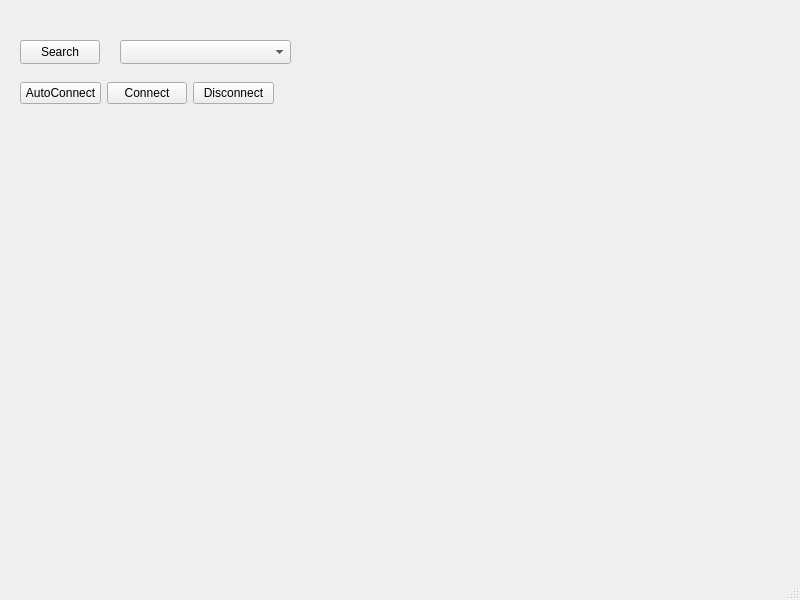
This is LFControlAppQt/mainwindow.ui in konrad1s/LineFollower-Kwark as Qt 5 draws it before an edit. The edited form follows.
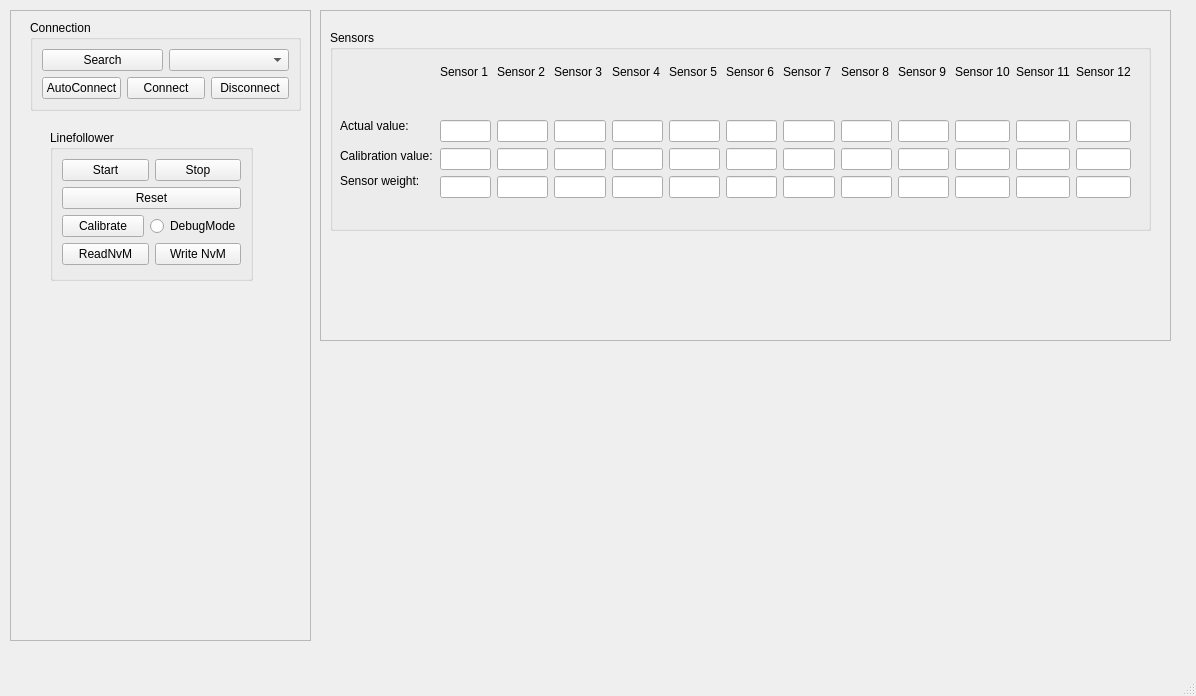
This is the edited form. Custom widgets are drawn as their Qt base class.

Commit message: UI design updated, added linefollower control and sensors sections

What changed in the file:
```diff
--- a/LFControlAppQt/mainwindow.ui
+++ b/LFControlAppQt/mainwindow.ui
@@ -6,69 +6,959 @@
    <rect>
     <x>0</x>
     <y>0</y>
-    <width>800</width>
-    <height>600</height>
+    <width>1196</width>
+    <height>696</height>
    </rect>
   </property>
   <property name="windowTitle">
    <string>MainWindow</string>
   </property>
   <widget class="QWidget" name="centralwidget">
-   <widget class="QPushButton" name="pushButtonSearch">
+   <widget class="QFrame" name="frame_2">
     <property name="geometry">
      <rect>
-      <x>20</x>
-      <y>40</y>
-      <width>80</width>
-      <height>24</height>
+      <x>10</x>
+      <y>10</y>
+      <width>301</width>
+      <height>631</height>
      </rect>
     </property>
-    <property name="text">
-     <string>Search</string>
+    <property name="frameShape">
+     <enum>QFrame::Shape::StyledPanel</enum>
     </property>
-   </widget>
-   <widget class="QComboBox" name="comboBoxDevices">
-    <property name="geometry">
-     <rect>
-      <x>120</x>
-      <y>40</y>
-      <width>171</width>
-      <height>24</height>
-     </rect>
+    <property name="frameShadow">
+     <enum>QFrame::Shadow::Raised</enum>
     </property>
+    <widget class="QGroupBox" name="groupBox">
+     <property name="geometry">
+      <rect>
+       <x>20</x>
+       <y>10</y>
+       <width>271</width>
+       <height>91</height>
+      </rect>
+     </property>
+     <property name="title">
+      <string>Connection</string>
+     </property>
+     <layout class="QVBoxLayout" name="verticalLayout">
+      <item>
+       <layout class="QGridLayout" name="gridLayout">
+        <item row="1" column="0" colspan="2">
+         <layout class="QHBoxLayout" name="horizontalLayout">
+          <item>
+           <widget class="QPushButton" name="pushButtonAutoConnect">
+            <property name="text">
+             <string>AutoConnect</string>
+            </property>
+           </widget>
+          </item>
+          <item>
+           <widget class="QPushButton" name="pushButtonConnect">
+            <property name="text">
+             <string>Connect</string>
+            </property>
+           </widget>
+          </item>
+          <item>
+           <widget class="QPushButton" name="pushButtonDisconnect">
+            <property name="text">
+             <string>Disconnect</string>
+            </property>
+           </widget>
+          </item>
+         </layout>
+        </item>
+        <item row="0" column="0">
+         <widget class="QPushButton" name="pushButtonSearch">
+          <property name="text">
+           <string>Search</string>
+          </property>
+         </widget>
+        </item>
+        <item row="0" column="1">
+         <widget class="QComboBox" name="comboBoxDevices"/>
+        </item>
+       </layout>
+      </item>
+     </layout>
+    </widget>
+    <widget class="QGroupBox" name="groupBox_2">
+     <property name="geometry">
+      <rect>
+       <x>40</x>
+       <y>120</y>
+       <width>203</width>
+       <height>151</height>
+      </rect>
+     </property>
+     <property name="title">
+      <string>Linefollower</string>
+     </property>
+     <layout class="QVBoxLayout" name="verticalLayout_2">
+      <item>
+       <layout class="QHBoxLayout" name="horizontalLayout_2">
+        <item>
+         <widget class="QPushButton" name="pushButtonStart">
+          <property name="text">
+           <string>Start</string>
+          </property>
+         </widget>
+        </item>
+        <item>
+         <widget class="QPushButton" name="pushButtonStop">
+          <property name="text">
+           <string>Stop</string>
+          </property>
+         </widget>
+        </item>
+       </layout>
+      </item>
+      <item>
+       <widget class="QPushButton" name="pushButtonReset">
+        <property name="text">
+         <string>Reset</string>
+        </property>
+       </widget>
+      </item>
+      <item>
+       <layout class="QHBoxLayout" name="horizontalLayout_3">
+        <item>
+         <widget class="QPushButton" name="pushButtonCalibrate">
+          <property name="text">
+           <string>Calibrate</string>
+          </property>
+         </widget>
+        </item>
+        <item>
+         <widget class="QRadioButton" name="radioButtonDebugMode">
+          <property name="text">
+           <string>DebugMode</string>
+          </property>
+         </widget>
+        </item>
+       </layout>
+      </item>
+      <item>
+       <layout class="QHBoxLayout" name="horizontalLayout_4">
+        <item>
+         <widget class="QPushButton" name="pushButtonReadNvm">
+          <property name="text">
+           <string>ReadNvM</string>
+          </property>
+         </widget>
+        </item>
+        <item>
+         <widget class="QPushButton" name="pushButtonWriteNvm">
+          <property name="text">
+           <string>Write NvM</string>
+          </property>
+         </widget>
+        </item>
+       </layout>
+      </item>
+     </layout>
+    </widget>
    </widget>
-   <widget class="QWidget" name="">
+   <widget class="QFrame" name="frame_3">
     <property name="geometry">
      <rect>
-      <x>20</x>
-      <y>80</y>
-      <width>254</width>
-      <height>26</height>
+      <x>320</x>
+      <y>10</y>
+      <width>851</width>
+      <height>331</height>
      </rect>
     </property>
-    <layout class="QHBoxLayout" name="horizontalLayout">
-     <item>
-      <widget class="QPushButton" name="pushButtonAutoConnect">
-       <property name="text">
-        <string>AutoConnect</string>
-       </property>
-      </widget>
-     </item>
-     <item>
-      <widget class="QPushButton" name="pushButtonConnect">
-       <property name="text">
-        <string>Connect</string>
-       </property>
-      </widget>
-     </item>
-     <item>
-      <widget class="QPushButton" name="pushButtonDisconnect">
-       <property name="text">
-        <string>Disconnect</string>
-       </property>
-      </widget>
-     </item>
-    </layout>
+    <property name="frameShape">
+     <enum>QFrame::Shape::StyledPanel</enum>
+    </property>
+    <property name="frameShadow">
+     <enum>QFrame::Shadow::Raised</enum>
+    </property>
+    <widget class="QGroupBox" name="groupBox_5">
+     <property name="geometry">
+      <rect>
+       <x>10</x>
+       <y>20</y>
+       <width>821</width>
+       <height>201</height>
+      </rect>
+     </property>
+     <property name="title">
+      <string>Sensors</string>
+     </property>
+     <widget class="QLabel" name="label">
+      <property name="geometry">
+       <rect>
+        <x>10</x>
+        <y>80</y>
+        <width>91</width>
+        <height>31</height>
+       </rect>
+      </property>
+      <property name="text">
+       <string>Actual value:</string>
+      </property>
+     </widget>
+     <widget class="QLabel" name="label_2">
+      <property name="geometry">
+       <rect>
+        <x>10</x>
+        <y>110</y>
+        <width>101</width>
+        <height>31</height>
+       </rect>
+      </property>
+      <property name="text">
+       <string>Calibration value:</string>
+      </property>
+     </widget>
+     <widget class="QLabel" name="label_3">
+      <property name="geometry">
+       <rect>
+        <x>10</x>
+        <y>135</y>
+        <width>101</width>
+        <height>31</height>
+       </rect>
+      </property>
+      <property name="text">
+       <string>Sensor weight:</string>
+      </property>
+     </widget>
+     <widget class="QWidget" name="layoutWidget">
+      <property name="geometry">
+       <rect>
+        <x>110</x>
+        <y>30</y>
+        <width>691</width>
+        <height>138</height>
+       </rect>
+      </property>
+      <layout class="QHBoxLayout" name="horizontalLayout_22">
+       <item>
+        <layout class="QVBoxLayout" name="verticalLayout_5">
+         <item>
+          <widget class="QLabel" name="label_4">
+           <property name="text">
+            <string>Sensor 1</string>
+           </property>
+          </widget>
+         </item>
+         <item>
+          <layout class="QHBoxLayout" name="horizontalLayout_9">
+           <item>
+            <spacer name="horizontalSpacer">
+             <property name="orientation">
+              <enum>Qt::Orientation::Horizontal</enum>
+             </property>
+             <property name="sizeHint" stdset="0">
+              <size>
+               <width>40</width>
+               <height>20</height>
+              </size>
+             </property>
+            </spacer>
+           </item>
+           <item>
+            <widget class="QLedIndicator" name="sensorLed1" native="true">
+             <property name="maximumSize">
+              <size>
+               <width>33</width>
+               <height>16777215</height>
+              </size>
+             </property>
+            </widget>
+           </item>
+           <item>
+            <spacer name="horizontalSpacer_2">
+             <property name="orientation">
+              <enum>Qt::Orientation::Horizontal</enum>
+             </property>
+             <property name="sizeHint" stdset="0">
+              <size>
+               <width>40</width>
+               <height>20</height>
+              </size>
+             </property>
+            </spacer>
+           </item>
+          </layout>
+         </item>
+         <item>
+          <widget class="QLineEdit" name="lineEditSensorValue1"/>
+         </item>
+         <item>
+          <widget class="QLineEdit" name="lineEditSensorCalib1"/>
+         </item>
+         <item>
+          <widget class="QLineEdit" name="lineEditSensorWeight1"/>
+         </item>
+        </layout>
+       </item>
+       <item>
+        <layout class="QVBoxLayout" name="verticalLayout_7">
+         <item>
+          <widget class="QLabel" name="label_5">
+           <property name="text">
+            <string>Sensor 2</string>
+           </property>
+          </widget>
+         </item>
+         <item>
+          <layout class="QHBoxLayout" name="horizontalLayout_11">
+           <item>
+            <spacer name="horizontalSpacer_5">
+             <property name="orientation">
+              <enum>Qt::Orientation::Horizontal</enum>
+             </property>
+             <property name="sizeHint" stdset="0">
+              <size>
+               <width>40</width>
+               <height>20</height>
+              </size>
+             </property>
+            </spacer>
+           </item>
+           <item>
+            <widget class="QLedIndicator" name="sensorLed2" native="true">
+             <property name="maximumSize">
+              <size>
+               <width>33</width>
+               <height>16777215</height>
+              </size>
+             </property>
+            </widget>
+           </item>
+           <item>
+            <spacer name="horizontalSpacer_6">
+             <property name="orientation">
+              <enum>Qt::Orientation::Horizontal</enum>
+             </property>
+             <property name="sizeHint" stdset="0">
+              <size>
+               <width>40</width>
+               <height>20</height>
+              </size>
+             </property>
+            </spacer>
+           </item>
+          </layout>
+         </item>
+         <item>
+          <widget class="QLineEdit" name="lineEditSensorValue2"/>
+         </item>
+         <item>
+          <widget class="QLineEdit" name="lineEditSensorCalib2"/>
+         </item>
+         <item>
+          <widget class="QLineEdit" name="lineEditSensorWeight2"/>
+         </item>
+        </layout>
+       </item>
+       <item>
+        <layout class="QVBoxLayout" name="verticalLayout_8">
+         <item>
+          <widget class="QLabel" name="label_6">
+           <property name="text">
+            <string>Sensor 3</string>
+           </property>
+          </widget>
+         </item>
+         <item>
+          <layout class="QHBoxLayout" name="horizontalLayout_12">
+           <item>
+            <spacer name="horizontalSpacer_7">
+             <property name="orientation">
+              <enum>Qt::Orientation::Horizontal</enum>
+             </property>
+             <property name="sizeHint" stdset="0">
+              <size>
+               <width>40</width>
+               <height>20</height>
+              </size>
+             </property>
+            </spacer>
+           </item>
+           <item>
+            <widget class="QLedIndicator" name="sensorLed3" native="true">
+             <property name="maximumSize">
+              <size>
+               <width>33</width>
+               <height>16777215</height>
+              </size>
+             </property>
+            </widget>
+           </item>
+           <item>
+            <spacer name="horizontalSpacer_8">
+             <property name="orientation">
+              <enum>Qt::Orientation::Horizontal</enum>
+             </property>
+             <property name="sizeHint" stdset="0">
+              <size>
+               <width>40</width>
+               <height>20</height>
+              </size>
+             </property>
+            </spacer>
+           </item>
+          </layout>
+         </item>
+         <item>
+          <widget class="QLineEdit" name="lineEditSensorValue3"/>
+         </item>
+         <item>
+          <widget class="QLineEdit" name="lineEditSensorCalib3"/>
+         </item>
+         <item>
+          <widget class="QLineEdit" name="lineEditSensorWeight3"/>
+         </item>
+        </layout>
+       </item>
+       <item>
+        <layout class="QVBoxLayout" name="verticalLayout_9">
+         <item>
+          <widget class="QLabel" name="label_10">
+           <property name="text">
+            <string>Sensor 4</string>
+           </property>
+          </widget>
+         </item>
+         <item>
+          <layout class="QHBoxLayout" name="horizontalLayout_13">
+           <item>
+            <spacer name="horizontalSpacer_9">
+             <property name="orientation">
+              <enum>Qt::Orientation::Horizontal</enum>
+             </property>
+             <property name="sizeHint" stdset="0">
+              <size>
+               <width>40</width>
+               <height>20</height>
+              </size>
+             </property>
+            </spacer>
+           </item>
+           <item>
+            <widget class="QLedIndicator" name="sensorLed4" native="true">
+             <property name="maximumSize">
+              <size>
+               <width>33</width>
+               <height>16777215</height>
+              </size>
+             </property>
+            </widget>
+           </item>
+           <item>
+            <spacer name="horizontalSpacer_10">
+             <property name="orientation">
+              <enum>Qt::Orientation::Horizontal</enum>
+             </property>
+             <property name="sizeHint" stdset="0">
+              <size>
+               <width>40</width>
+               <height>20</height>
+              </size>
+             </property>
+            </spacer>
+           </item>
+          </layout>
+         </item>
+         <item>
+          <widget class="QLineEdit" name="lineEditSensorValue4"/>
+         </item>
+         <item>
+          <widget class="QLineEdit" name="lineEditSensorCalib4"/>
+         </item>
+         <item>
+          <widget class="QLineEdit" name="lineEditSensorWeight4"/>
+         </item>
+        </layout>
+       </item>
+       <item>
+        <layout class="QVBoxLayout" name="verticalLayout_12">
+         <item>
+          <widget class="QLabel" name="label_7">
+           <property name="text">
+            <string>Sensor 5</string>
+           </property>
+          </widget>
+         </item>
+         <item>
+          <layout class="QHBoxLayout" name="horizontalLayout_16">
+           <item>
+            <spacer name="horizontalSpacer_15">
+             <property name="orientation">
+              <enum>Qt::Orientation::Horizontal</enum>
+             </property>
+             <property name="sizeHint" stdset="0">
+              <size>
+               <width>40</width>
+               <height>20</height>
+              </size>
+             </property>
+            </spacer>
+           </item>
+           <item>
+            <widget class="QLedIndicator" name="sensorLed5" native="true">
+             <property name="maximumSize">
+              <size>
+               <width>33</width>
+               <height>16777215</height>
+              </size>
+             </property>
+            </widget>
+           </item>
+           <item>
+            <spacer name="horizontalSpacer_16">
+             <property name="orientation">
+              <enum>Qt::Orientation::Horizontal</enum>
+             </property>
+             <property name="sizeHint" stdset="0">
+              <size>
+               <width>40</width>
+               <height>20</height>
+              </size>
+             </property>
+            </spacer>
+           </item>
+          </layout>
+         </item>
+         <item>
+          <widget class="QLineEdit" name="lineEditSensorValue5"/>
+         </item>
+         <item>
+          <widget class="QLineEdit" name="lineEditSensorCalib5"/>
+         </item>
+         <item>
+          <widget class="QLineEdit" name="lineEditSensorWeight5"/>
+         </item>
+        </layout>
+       </item>
+       <item>
+        <layout class="QVBoxLayout" name="verticalLayout_10">
+         <item>
+          <widget class="QLabel" name="label_8">
+           <property name="text">
+            <string>Sensor 6</string>
+           </property>
+          </widget>
+         </item>
+         <item>
+          <layout class="QHBoxLayout" name="horizontalLayout_14">
+           <item>
+            <spacer name="horizontalSpacer_11">
+             <property name="orientation">
+              <enum>Qt::Orientation::Horizontal</enum>
+             </property>
+             <property name="sizeHint" stdset="0">
+              <size>
+               <width>40</width>
+               <height>20</height>
+              </size>
+             </property>
+            </spacer>
+           </item>
+           <item>
+            <widget class="QLedIndicator" name="sensorLed6" native="true">
+             <property name="maximumSize">
+              <size>
+               <width>33</width>
+               <height>16777215</height>
+              </size>
+             </property>
+            </widget>
+           </item>
+           <item>
+            <spacer name="horizontalSpacer_12">
+             <property name="orientation">
+              <enum>Qt::Orientation::Horizontal</enum>
+             </property>
+             <property name="sizeHint" stdset="0">
+              <size>
+               <width>40</width>
+               <height>20</height>
+              </size>
+             </property>
+            </spacer>
+           </item>
+          </layout>
+         </item>
+         <item>
+          <widget class="QLineEdit" name="lineEditSensorValue6"/>
+         </item>
+         <item>
+          <widget class="QLineEdit" name="lineEditSensorCalib6"/>
+         </item>
+         <item>
+          <widget class="QLineEdit" name="lineEditSensorWeight6"/>
+         </item>
+        </layout>
+       </item>
+       <item>
+        <layout class="QVBoxLayout" name="verticalLayout_11">
+         <item>
+          <widget class="QLabel" name="label_9">
+           <property name="text">
+            <string>Sensor 7</string>
+           </property>
+          </widget>
+         </item>
+         <item>
+          <layout class="QHBoxLayout" name="horizontalLayout_15">
+           <item>
+            <spacer name="horizontalSpacer_13">
+             <property name="orientation">
+              <enum>Qt::Orientation::Horizontal</enum>
+             </property>
+             <property name="sizeHint" stdset="0">
+              <size>
+               <width>40</width>
+               <height>20</height>
+              </size>
+             </property>
+            </spacer>
+           </item>
+           <item>
+            <widget class="QLedIndicator" name="sensorLed7" native="true">
+             <property name="maximumSize">
+              <size>
+               <width>33</width>
+               <height>16777215</height>
+              </size>
+             </property>
+            </widget>
+           </item>
+           <item>
+            <spacer name="horizontalSpacer_14">
+             <property name="orientation">
+              <enum>Qt::Orientation::Horizontal</enum>
+             </property>
+             <property name="sizeHint" stdset="0">
+              <size>
+               <width>40</width>
+               <height>20</height>
+              </size>
+             </property>
+            </spacer>
+           </item>
+          </layout>
+         </item>
+         <item>
+          <widget class="QLineEdit" name="lineEditSensorValue7"/>
+         </item>
+         <item>
+          <widget class="QLineEdit" name="lineEditSensorCalib7"/>
+         </item>
+         <item>
+          <widget class="QLineEdit" name="lineEditSensorWeight7"/>
+         </item>
+        </layout>
+       </item>
+       <item>
+        <layout class="QVBoxLayout" name="verticalLayout_13">
+         <item>
+          <widget class="QLabel" name="label_11">
+           <property name="text">
+            <string>Sensor 8</string>
+           </property>
+          </widget>
+         </item>
+         <item>
+          <layout class="QHBoxLayout" name="horizontalLayout_17">
+           <item>
+            <spacer name="horizontalSpacer_17">
+             <property name="orientation">
+              <enum>Qt::Orientation::Horizontal</enum>
+             </property>
+             <property name="sizeHint" stdset="0">
+              <size>
+               <width>40</width>
+               <height>20</height>
+              </size>
+             </property>
+            </spacer>
+           </item>
+           <item>
+            <widget class="QLedIndicator" name="sensorLed8" native="true">
+             <property name="maximumSize">
+              <size>
+               <width>33</width>
+               <height>16777215</height>
+              </size>
+             </property>
+            </widget>
+           </item>
+           <item>
+            <spacer name="horizontalSpacer_18">
+             <property name="orientation">
+              <enum>Qt::Orientation::Horizontal</enum>
+             </property>
+             <property name="sizeHint" stdset="0">
+              <size>
+               <width>40</width>
+               <height>20</height>
+              </size>
+             </property>
+            </spacer>
+           </item>
+          </layout>
+         </item>
+         <item>
+          <widget class="QLineEdit" name="lineEditSensorValue8"/>
+         </item>
+         <item>
+          <widget class="QLineEdit" name="lineEditSensorCalib8"/>
+         </item>
+         <item>
+          <widget class="QLineEdit" name="lineEditSensorWeight8"/>
+         </item>
+        </layout>
+       </item>
+       <item>
+        <layout class="QVBoxLayout" name="verticalLayout_16">
+         <item>
+          <widget class="QLabel" name="label_12">
+           <property name="text">
+            <string>Sensor 9</string>
+           </property>
+          </widget>
+         </item>
+         <item>
+          <layout class="QHBoxLayout" name="horizontalLayout_20">
+           <item>
+            <spacer name="horizontalSpacer_23">
+             <property name="orientation">
+              <enum>Qt::Orientation::Horizontal</enum>
+             </property>
+             <property name="sizeHint" stdset="0">
+              <size>
+               <width>40</width>
+               <height>20</height>
+              </size>
+             </property>
+            </spacer>
+           </item>
+           <item>
+            <widget class="QLedIndicator" name="sensorLed9" native="true">
+             <property name="maximumSize">
+              <size>
+               <width>33</width>
+               <height>16777215</height>
+              </size>
+             </property>
+            </widget>
+           </item>
+           <item>
+            <spacer name="horizontalSpacer_24">
+             <property name="orientation">
+              <enum>Qt::Orientation::Horizontal</enum>
+             </property>
+             <property name="sizeHint" stdset="0">
+              <size>
+               <width>40</width>
+               <height>20</height>
+              </size>
+             </property>
+            </spacer>
+           </item>
+          </layout>
+         </item>
+         <item>
+          <widget class="QLineEdit" name="lineEditSensorValue9"/>
+         </item>
+         <item>
+          <widget class="QLineEdit" name="lineEditSensorCalib9"/>
+         </item>
+         <item>
+          <widget class="QLineEdit" name="lineEditSensorWeight9"/>
+         </item>
+        </layout>
+       </item>
+       <item>
+        <layout class="QVBoxLayout" name="verticalLayout_14">
+         <item>
+          <widget class="QLabel" name="label_13">
+           <property name="text">
+            <string>Sensor 10</string>
+           </property>
+          </widget>
+         </item>
+         <item>
+          <layout class="QHBoxLayout" name="horizontalLayout_18">
+           <item>
+            <spacer name="horizontalSpacer_19">
+             <property name="orientation">
+              <enum>Qt::Orientation::Horizontal</enum>
+             </property>
+             <property name="sizeHint" stdset="0">
+              <size>
+               <width>40</width>
+               <height>20</height>
+              </size>
+             </property>
+            </spacer>
+           </item>
+           <item>
+            <widget class="QLedIndicator" name="sensorLed10" native="true">
+             <property name="maximumSize">
+              <size>
+               <width>33</width>
+               <height>16777215</height>
+              </size>
+             </property>
+            </widget>
+           </item>
+           <item>
+            <spacer name="horizontalSpacer_20">
+             <property name="orientation">
+              <enum>Qt::Orientation::Horizontal</enum>
+             </property>
+             <property name="sizeHint" stdset="0">
+              <size>
+               <width>40</width>
+               <height>20</height>
+              </size>
+             </property>
+            </spacer>
+           </item>
+          </layout>
+         </item>
+         <item>
+          <widget class="QLineEdit" name="lineEditSensorValue10"/>
+         </item>
+         <item>
+          <widget class="QLineEdit" name="lineEditSensorCalib10"/>
+         </item>
+         <item>
+          <widget class="QLineEdit" name="lineEditSensorWeight10"/>
+         </item>
+        </layout>
+       </item>
+       <item>
+        <layout class="QVBoxLayout" name="verticalLayout_15">
+         <item>
+          <widget class="QLabel" name="label_14">
+           <property name="text">
+            <string>Sensor 11</string>
+           </property>
+          </widget>
+         </item>
+         <item>
+          <layout class="QHBoxLayout" name="horizontalLayout_19">
+           <item>
+            <spacer name="horizontalSpacer_21">
+             <property name="orientation">
+              <enum>Qt::Orientation::Horizontal</enum>
+             </property>
+             <property name="sizeHint" stdset="0">
+              <size>
+               <width>40</width>
+               <height>20</height>
+              </size>
+             </property>
+            </spacer>
+           </item>
+           <item>
+            <widget class="QLedIndicator" name="sensorLed11" native="true">
+             <property name="maximumSize">
+              <size>
+               <width>33</width>
+               <height>16777215</height>
+              </size>
+             </property>
+            </widget>
+           </item>
+           <item>
+            <spacer name="horizontalSpacer_22">
+             <property name="orientation">
+              <enum>Qt::Orientation::Horizontal</enum>
+             </property>
+             <property name="sizeHint" stdset="0">
+              <size>
+               <width>40</width>
+               <height>20</height>
+              </size>
+             </property>
+            </spacer>
+           </item>
+          </layout>
+         </item>
+         <item>
+          <widget class="QLineEdit" name="lineEditSensorValue11"/>
+         </item>
+         <item>
+          <widget class="QLineEdit" name="lineEditSensorCalib11"/>
+         </item>
+         <item>
+          <widget class="QLineEdit" name="lineEditSensorWeight11"/>
+         </item>
+        </layout>
+       </item>
+       <item>
+        <layout class="QVBoxLayout" name="verticalLayout_17">
+         <item>
+          <widget class="QLabel" name="label_15">
+           <property name="text">
+            <string>Sensor 12</string>
+           </property>
+          </widget>
+         </item>
+         <item>
+          <layout class="QHBoxLayout" name="horizontalLayout_21">
+           <item>
+            <spacer name="horizontalSpacer_25">
+             <property name="orientation">
+              <enum>Qt::Orientation::Horizontal</enum>
+             </property>
+             <property name="sizeHint" stdset="0">
+              <size>
+               <width>40</width>
+               <height>20</height>
+              </size>
+             </property>
+            </spacer>
+           </item>
+           <item>
+            <widget class="QLedIndicator" name="sensorLed12" native="true">
+             <property name="maximumSize">
+              <size>
+               <width>33</width>
+               <height>16777215</height>
+              </size>
+             </property>
+            </widget>
+           </item>
+           <item>
+            <spacer name="horizontalSpacer_26">
+             <property name="orientation">
+              <enum>Qt::Orientation::Horizontal</enum>
+             </property>
+             <property name="sizeHint" stdset="0">
+              <size>
+               <width>40</width>
+               <height>20</height>
+              </size>
+             </property>
+            </spacer>
+           </item>
+          </layout>
+         </item>
+         <item>
+          <widget class="QLineEdit" name="lineEditSensorValue12"/>
+         </item>
+         <item>
+          <widget class="QLineEdit" name="lineEditSensorCalib12"/>
+         </item>
+         <item>
+          <widget class="QLineEdit" name="lineEditSensorWeight12"/>
+         </item>
+        </layout>
+       </item>
+      </layout>
+     </widget>
+    </widget>
    </widget>
   </widget>
   <widget class="QMenuBar" name="menubar">
@@ -83,6 +973,14 @@
   </widget>
   <widget class="QStatusBar" name="statusbar"/>
  </widget>
+ <customwidgets>
+  <customwidget>
+   <class>QLedIndicator</class>
+   <extends>QWidget</extends>
+   <header>qledindicator.h</header>
+   <container>1</container>
+  </customwidget>
+ </customwidgets>
  <resources/>
  <connections/>
 </ui>
```
Left out of the diff: 2 changed lines with no effect on the pictures.
